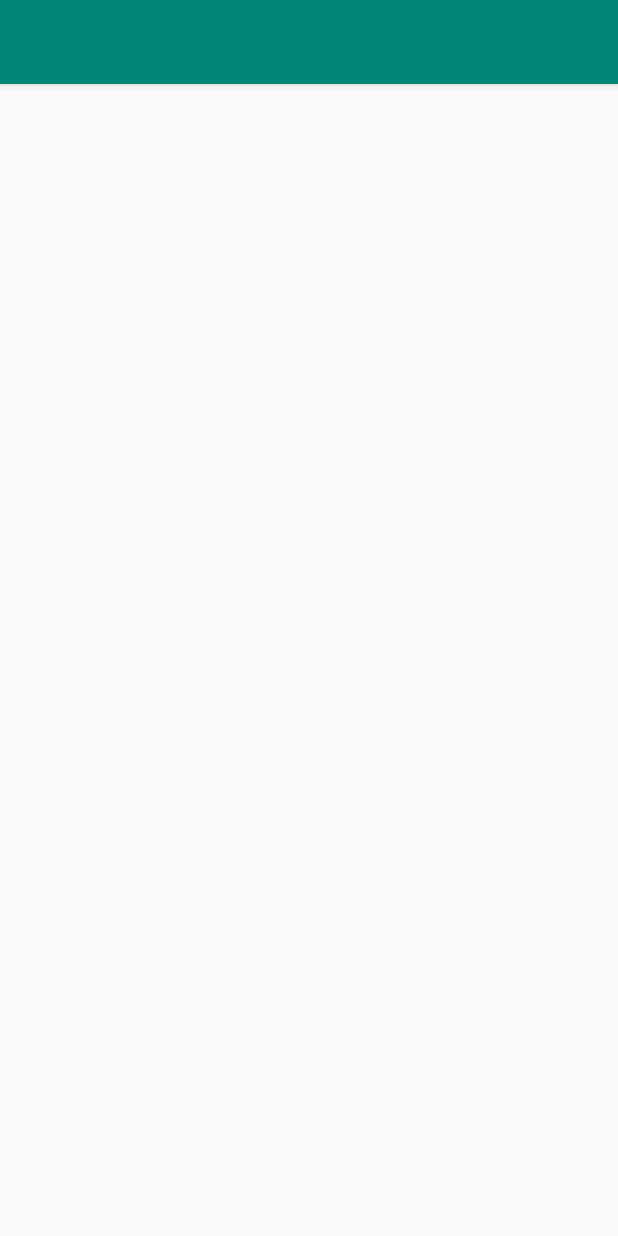
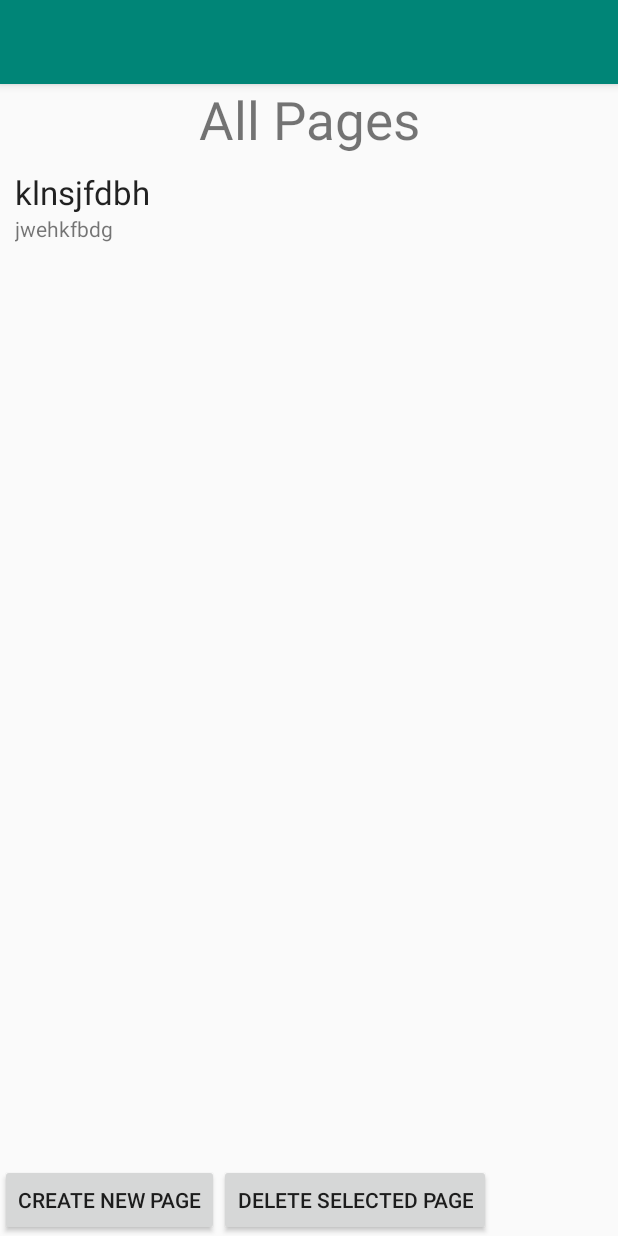
Before and after one commit to SwayamParida/BunnyWorld, an Android app: the EditPagesActivity screen opened directly, with no data from a screen before it, on a phone screen of 412 x 824 dp. Run offline under Robolectric (Android 15) with nearby library versions, the phone set to English and light mode, and no system bars.

Commit message:
Anmol - Sat March 2, 4pm

```diff
--- a/app/src/main/java/edu/stanford/cs108/bunnyworld/Page.java
+++ b/app/src/main/java/edu/stanford/cs108/bunnyworld/Page.java
@@ -1,4 +1,38 @@
 package edu.stanford.cs108.bunnyworld;
 
+import java.util.ArrayList;
+
 public class Page {
+
+    private boolean isStarterPage = false;
+    private ArrayList<Shape> listOfShapes = new ArrayList<Shape>();
+    private String name;
+    private String backGroundImageName;
+
+    public boolean getIsStarterPage(){
+        return this.isStarterPage;
+    }
+
+    public void setIsStarterPage(boolean starterPg){
+        this.isStarterPage = starterPg;
+    }
+
+    public void addShape(Shape shp){
+        listOfShapes.add(shp);
+    }
+
+    public void deleteShape(Shape shp){
+        listOfShapes.remove(shp);
+    }
+
+    public String getName(){
+        return this.name;
+    }
+
+    public void setName(String newName){
+        this.name = newName;
+    }
+
+    //Draw background images and then shapes
+
 }
--- a/app/src/main/res/layout/activity_edit_pages.xml
+++ b/app/src/main/res/layout/activity_edit_pages.xml
@@ -1,9 +1,67 @@
 <?xml version="1.0" encoding="utf-8"?>
-<android.support.constraint.ConstraintLayout xmlns:android="http://schemas.android.com/apk/res/android"
-    xmlns:app="http://schemas.android.com/apk/res-auto"
+<LinearLayout xmlns:android="http://schemas.android.com/apk/res/android"
     xmlns:tools="http://schemas.android.com/tools"
+    android:orientation="vertical"
     android:layout_width="match_parent"
-    android:layout_height="match_parent"
-    tools:context=".EditPagesActivity">
+    android:layout_height="match_parent">
 
-</android.support.constraint.ConstraintLayout>
+    <TextView
+        android:text="All Pages"
+        android:layout_height="wrap_content"
+        android:layout_width="match_parent"
+        android:textSize="35sp"
+        android:gravity="center|center_vertical"
+        />
+
+    <ScrollView xmlns:android="http://schemas.android.com/apk/res/android"
+        android:layout_width="fill_parent"
+        android:layout_height="0dp"
+        android:orientation="vertical"
+        android:padding="10dp"
+        android:layout_weight="2"
+        android:fillViewport="false">
+
+        <LinearLayout
+            android:layout_width="match_parent"
+            android:layout_height="wrap_content"
+            android:orientation="vertical">
+
+
+            <TextView
+                android:id="@+id/textView"
+                android:layout_width="wrap_content"
+                android:layout_height="wrap_content"
+                android:text="klnsjfdbh"
+                android:textAppearance="?android:attr/textAppearanceLarge" />
+
+            <TextView
+                android:id="@+id/textView2"
+                android:layout_width="wrap_content"
+                android:layout_height="wrap_content"
+                android:text="jwehkfbdg"
+                android:textAppearance="?android:attr/textAppearanceSmall" />
+        </LinearLayout>
+    </ScrollView>
+
+
+    <LinearLayout
+        android:orientation="horizontal"
+        android:layout_width="match_parent"
+        android:layout_height="wrap_content"
+        >
+
+        <Button
+            android:layout_width="wrap_content"
+            android:layout_height="wrap_content"
+            android:onClick="CHANGETHIS"
+            android:gravity="center|center_vertical"
+            android:text="Create New Page" />
+
+        <Button
+            android:layout_width="wrap_content"
+            android:layout_height="wrap_content"
+            android:onClick="CHANGETHIS"
+            android:gravity="center|center_vertical"
+            android:text="Delete Selected Page" />
+    </LinearLayout>
+</LinearLayout>
```
